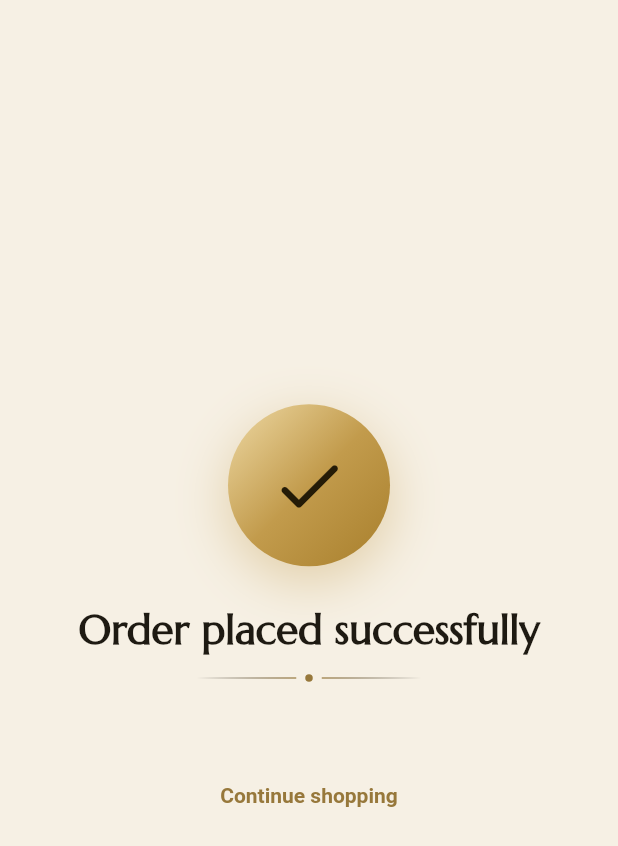
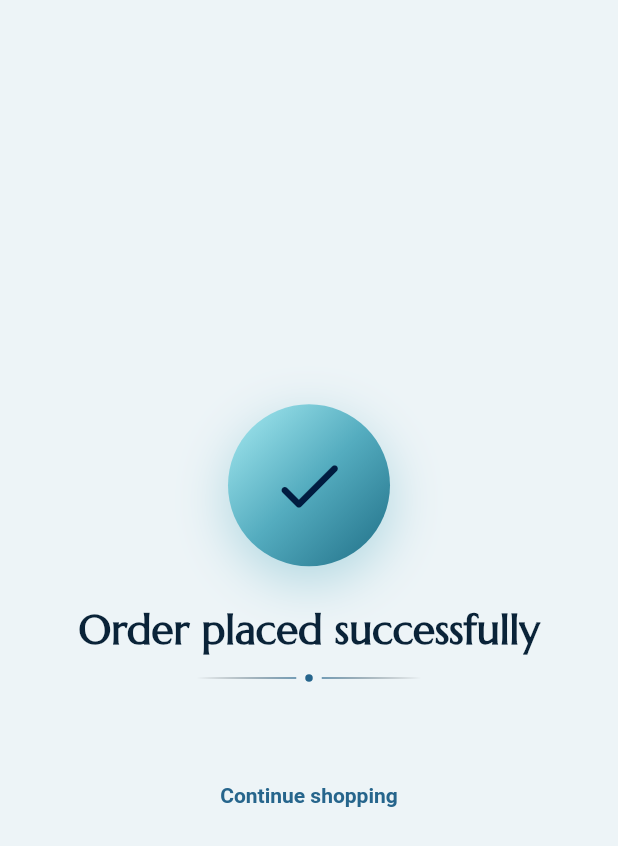
Before and after one commit to workabeer625-ai/marina_app, a Flutter app: the OrderSuccessScreen screen opened by its route, on a phone screen of 412 x 824 dp. Shown: the top 846 px of the screen. Run offline on Flutter 3.47's test engine with Material 3 defaults, Android fonts, the phone set to English and light mode, and no system bars; our stand-ins replace cached_network_image, dio, file_picker, flutter_riverpod, flutter_secure_storage, flutter_svg and 1 more; accounts and stored records are empty; network calls fail.

Commit message:
LUNA palette: full identity re-skin to the lunar ocean family
User-provided palette: #A7EBF2 ice · #54ACBF teal · #26658C steel ·
#023859 ocean · #011C40 midnight — adapted per theme:

Night (LUNA at Midnight):
- background #011C40 exactly, surfaces 03284C/07345F, icy hairlines
- accent = luminous ice #A7EBF2, teal gradient CTA (ice→teal→deep teal)
  with midnight text, icy muted text, cool glow shadows

Day (LUNA at Dawn):
- ice-washed ivory background (no warm tones remain), snow surfaces,
  steel-blue accent #26658C, powder bands, cool blue card shadows
- discount seals/links switch from warm gold to steel blue

Stage tints (product plates) re-tinted to the LUNA pastel family,
hero overlays/CTA gradient/sheen/ticker/ghost numerals all follow
automatically via the palette constants. Zero warm hexes remain.

Co-authored-by: arena-agent <297053741+arena-agent@users.noreply.github.com>

```diff
--- a/lib/core/theme/marina_theme.dart
+++ b/lib/core/theme/marina_theme.dart
@@ -10,39 +10,39 @@ import 'package:flutter_secure_storage/flutter_secure_storage.dart';
 
 class MarinaColors {
   // Signature navy family (headers, hero surfaces, ink accents).
-  static const navy = Color(0xFF101B2D);
-  static const midnight = Color(0xFF0A111E);
-  static const navySoft = Color(0xFF16253C);
-  static const ocean = Color(0xFF1C2A3F);
+  static const navy = Color(0xFF023859);
+  static const midnight = Color(0xFF011C40);
+  static const navySoft = Color(0xFF0A4468);
+  static const ocean = Color(0xFF0E5578);
 
   // Refined sapphire for interactive hints (kept from the classic identity).
-  static const royal = Color(0xFF2F5D9E);
-  static const electric = Color(0xFF7FA3D8);
-  static const deepRoyal = Color(0xFF234B85);
+  static const royal = Color(0xFF26658C);
+  static const electric = Color(0xFF54ACBF);
+  static const deepRoyal = Color(0xFF26658C);
 
   // Champagne gold — the luxury signature.
-  static const gold = Color(0xFFC29B4C);
-  static const goldBright = Color(0xFFE2C283);
-  static const goldDeep = Color(0xFF97783B);
-  static const goldTint = Color(0xFFF4ECD9);
-  static const onGold = Color(0xFF241B07);
+  static const gold = Color(0xFF54ACBF);
+  static const goldBright = Color(0xFFA7EBF2);
+  static const goldDeep = Color(0xFF26658C);
+  static const goldTint = Color(0xFFDCEFF4);
+  static const onGold = Color(0xFF011C40);
 
   // Day palette.
-  static const ivory = Color(0xFFF6F0E4);
+  static const ivory = Color(0xFFEDF4F7);
   static const nearWhite = ivory;
-  static const sand = Color(0xFFEFE7D4);
+  static const sand = Color(0xFFE2EDF1);
   static const softBlue = sand; // legacy alias — warm container tint
-  static const ink = Color(0xFF1E1A12);
-  static const muted = Color(0xFF8A8069);
-  static const line = Color(0xFFE6DAC0);
+  static const ink = Color(0xFF0A2338);
+  static const muted = Color(0xFF587A8A);
+  static const line = Color(0xFFD4E4EA);
 
   // Night palette.
-  static const nightBg = Color(0xFF070C15);
-  static const nightSurface = Color(0xFF0F1726);
-  static const nightSurfaceSoft = Color(0xFF172134);
-  static const nightLine = Color(0xFF1F2F4C);
-  static const nightInk = Color(0xFFF3F5F9);
-  static const nightMuted = Color(0xFF98A1B0);
+  static const nightBg = Color(0xFF011C40);
+  static const nightSurface = Color(0xFF03284C);
+  static const nightSurfaceSoft = Color(0xFF07345F);
+  static const nightLine = Color(0xFF1A4E76);
+  static const nightInk = Color(0xFFEFF8FA);
+  static const nightMuted = Color(0xFF8FB0C4);
 
   // Semantic.
   static const success = Color(0xFF3E7C4F);
@@ -52,7 +52,7 @@ class MarinaColors {
   static const warning = Color(0xFFB58945);
 
   // Legacy aliases.
-  static const royalBlueSurface = Color(0xFF12395F);
+  static const royalBlueSurface = Color(0xFF07345F);
 }
 
 class MarinaSpacing {
@@ -116,8 +116,8 @@ class MarinaPalette {
   static const light = MarinaPalette(
     brightness: Brightness.light,
     background: MarinaColors.ivory,
-    backgroundAlt: const Color(0xFFFBF6EA),
-    surface: const Color(0xFFFFFCF5),
+    backgroundAlt: const Color(0xFFF6FAFC),
+    surface: const Color(0xFFFCFEFF),
     surfaceSoft: MarinaColors.sand,
     ink: MarinaColors.ink,
     muted: MarinaColors.muted,
@@ -129,8 +129,8 @@ class MarinaPalette {
     headerTop: MarinaColors.navy,
     headerBottom: MarinaColors.midnight,
     cardShadow: [
-      BoxShadow(color: Color(0x1E3B2F14), blurRadius: 30, offset: Offset(0, 14)),
-      BoxShadow(color: Color(0x0D3B2F14), blurRadius: 6, offset: Offset(0, 3)),
+      BoxShadow(color: Color(0x16023859), blurRadius: 30, offset: Offset(0, 14)),
+      BoxShadow(color: Color(0x0A023859), blurRadius: 6, offset: Offset(0, 3)),
     ],
   );
 
@@ -144,11 +144,11 @@ class MarinaPalette {
     muted: MarinaColors.nightMuted,
     line: MarinaColors.nightLine,
     gold: MarinaColors.goldBright,
-    goldSoft: Color(0xFF241E10),
+    goldSoft: Color(0xFF0A3A5C),
     onGold: MarinaColors.onGold,
     accent: MarinaColors.goldBright,
     headerTop: MarinaColors.midnight,
-    headerBottom: Color(0xFF070B12),
+    headerBottom: Color(0xFF011530),
     cardShadow: [
       BoxShadow(color: Color(0x73000000), blurRadius: 30, offset: Offset(0, 16)),
     ],
@@ -162,36 +162,36 @@ class MarinaGradients {
     begin: Alignment.topCenter,
     end: Alignment.bottomCenter,
     colors: dark
-        ? const [MarinaColors.midnight, Color(0xFF070B12)]
+        ? const [MarinaColors.midnight, Color(0xFF011530)]
         : const [MarinaColors.navy, MarinaColors.midnight],
   );
 
   static const gold = LinearGradient(
     begin: Alignment.topLeft,
     end: Alignment.bottomRight,
-    colors: [Color(0xFFEED9A4), MarinaColors.gold, Color(0xFFA87F2C)],
+    colors: [Color(0xFFA7EBF2), MarinaColors.electric, Color(0xFF1F6E86)],
   );
 
   static const goldSheen = LinearGradient(
     begin: Alignment.centerLeft,
     end: Alignment.centerRight,
-    colors: [Color(0x00E7CE96), Color(0x55E7CE96), Color(0x00E7CE96)],
+    colors: [Color(0x00A7EBF2), Color(0x55A7EBF2), Color(0x00A7EBF2)],
   );
 
   static LinearGradient heroOverlay({bool rtl = false}) => LinearGradient(
     begin: rtl ? Alignment.centerRight : Alignment.centerLeft,
     end: rtl ? Alignment.centerLeft : Alignment.centerRight,
     colors: const [
-      Color(0xF20A111E),
-      Color(0xD90A111E),
-      Color(0x330A111E),
+      Color(0xF2011C40),
+      Color(0xD9011C40),
+      Color(0x33011C40),
     ],
   );
 
   static const bottomFade = LinearGradient(
     begin: Alignment.topCenter,
     end: Alignment.bottomCenter,
-    colors: [Color(0x000A111E), Color(0xCC0A111E)],
+    colors: [Color(0x00011C40), Color(0xCC011C40)],
   );
 }
 
@@ -199,11 +199,11 @@ class MarinaShadows {
   const MarinaShadows._();
 
   static const soft = [
-    BoxShadow(color: Color(0x14142033), blurRadius: 28, offset: Offset(0, 12)),
+    BoxShadow(color: Color(0x14011C40), blurRadius: 28, offset: Offset(0, 12)),
   ];
 
   static const glow = [
-    BoxShadow(color: Color(0x66C29B4C), blurRadius: 30, offset: Offset(0, 10)),
+    BoxShadow(color: Color(0x6654ACBF), blurRadius: 30, offset: Offset(0, 10)),
   ];
 
   static List<BoxShadow> forBrightness(Brightness brightness) =>
@@ -417,12 +417,12 @@ class MarinaTheme {
       brightness: brightness,
       primary: dark ? MarinaColors.goldBright : MarinaColors.navy,
       onPrimary: dark ? MarinaColors.onGold : Colors.white,
-      primaryContainer: dark ? const Color(0xFF2B2412) : MarinaColors.goldTint,
+      primaryContainer: dark ? const Color(0xFF07345F) : MarinaColors.goldTint,
       onPrimaryContainer:
           dark ? MarinaColors.goldBright : MarinaColors.goldDeep,
       secondary: p.gold,
       onSecondary: p.onGold,
-      secondaryContainer: dark ? const Color(0xFF2B2412) : MarinaColors.goldTint,
+      secondaryContainer: dark ? const Color(0xFF07345F) : MarinaColors.goldTint,
       onSecondaryContainer:
           dark ? MarinaColors.goldBright : MarinaColors.goldDeep,
       tertiary: MarinaColors.royal,
@@ -489,7 +489,7 @@ class MarinaTheme {
       ),
       inputDecorationTheme: InputDecorationTheme(
         filled: true,
-        fillColor: dark ? const Color(0xFF0C1322) : const Color(0xFFFFFCF5),
+        fillColor: dark ? const Color(0xFF022648) : const Color(0xFFFCFEFF),
         labelStyle: TextStyle(color: p.muted, fontWeight: FontWeight.w500),
         hintStyle: TextStyle(color: p.muted.withValues(alpha: .75)),
         contentPadding: const EdgeInsets.symmetric(horizontal: 18, vertical: 17),
--- a/lib/shared/widgets/customer_shell.dart
+++ b/lib/shared/widgets/customer_shell.dart
@@ -106,7 +106,7 @@ class _CustomerShellState extends ConsumerState<CustomerShell> {
                       BoxShadow(
                         color: p.isDark
                             ? const Color(0x73000000)
-                            : const Color(0x1E101B2D),
+                            : const Color(0x1E023859),
                         blurRadius: 30,
                         offset: const Offset(0, 14),
                       ),
```
Also changed, not shown: lib/features/store/presentation/store_screens.dart (+6 -6 lines), lib/shared/widgets/common.dart (+9 -9 lines), 1 other file.
